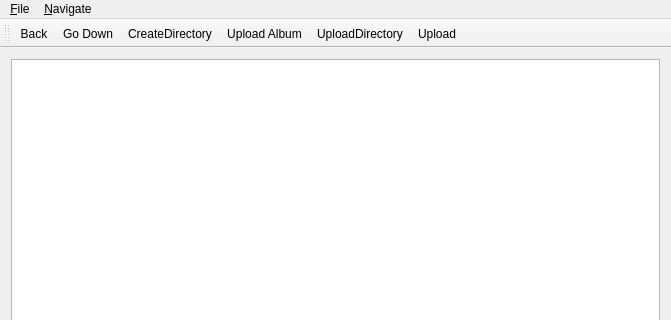
Before: the Qt Designer form qt/mainwindow.ui in whoozle/android-file-transfer-linux, drawn with Qt 5; both pictures show x 0 to 671 and y 0 to 320 of the 671 by 588 pixel window.
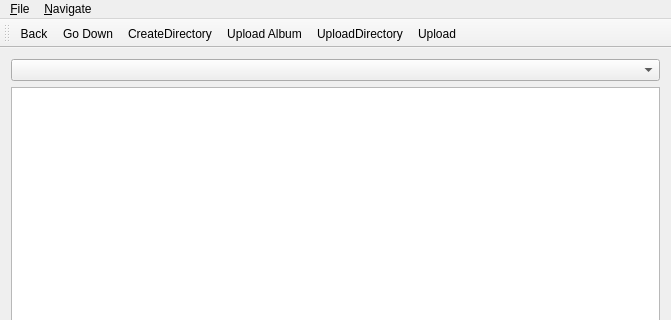
After: the same form once the commit is applied. Icons and pictures are not drawn.

Commit message: added storages model + combo box in main window

Diff of the .ui file:
```diff
--- a/qt/mainwindow.ui
+++ b/qt/mainwindow.ui
@@ -15,6 +15,9 @@
   </property>
   <widget class="QWidget" name="centralWidget">
    <layout class="QVBoxLayout" name="verticalLayout">
+    <item>
+     <widget class="QComboBox" name="storageList"/>
+    </item>
     <item>
      <widget class="QListView" name="listView">
       <property name="font">
```
The commit also changes 5 other files.
